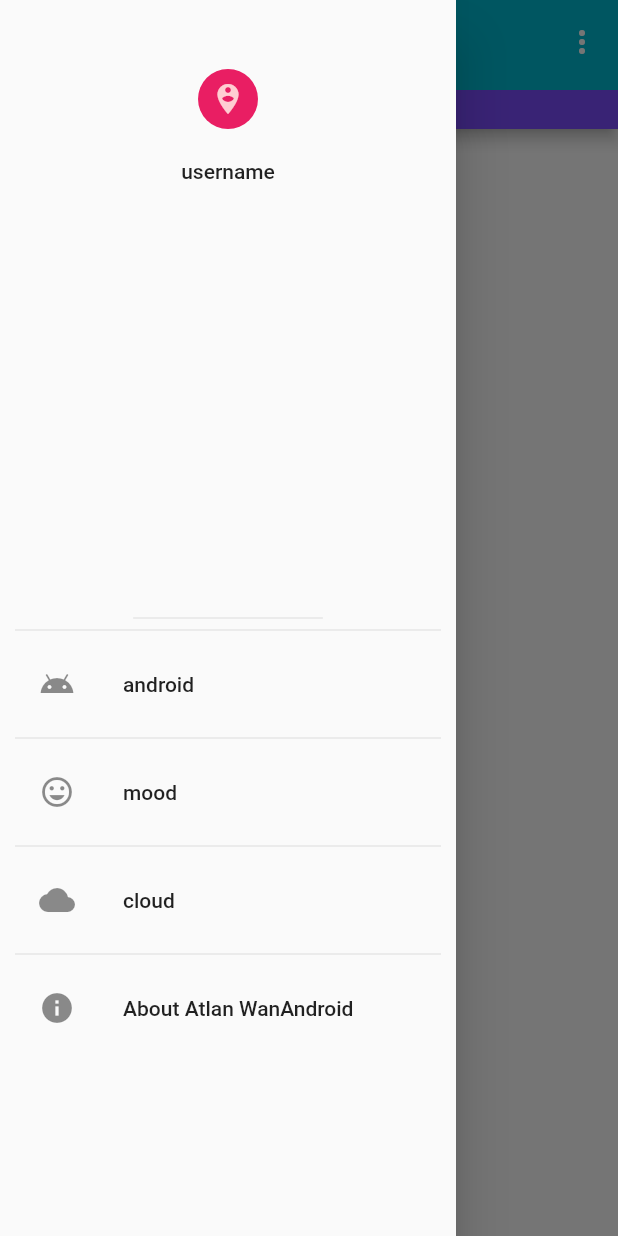
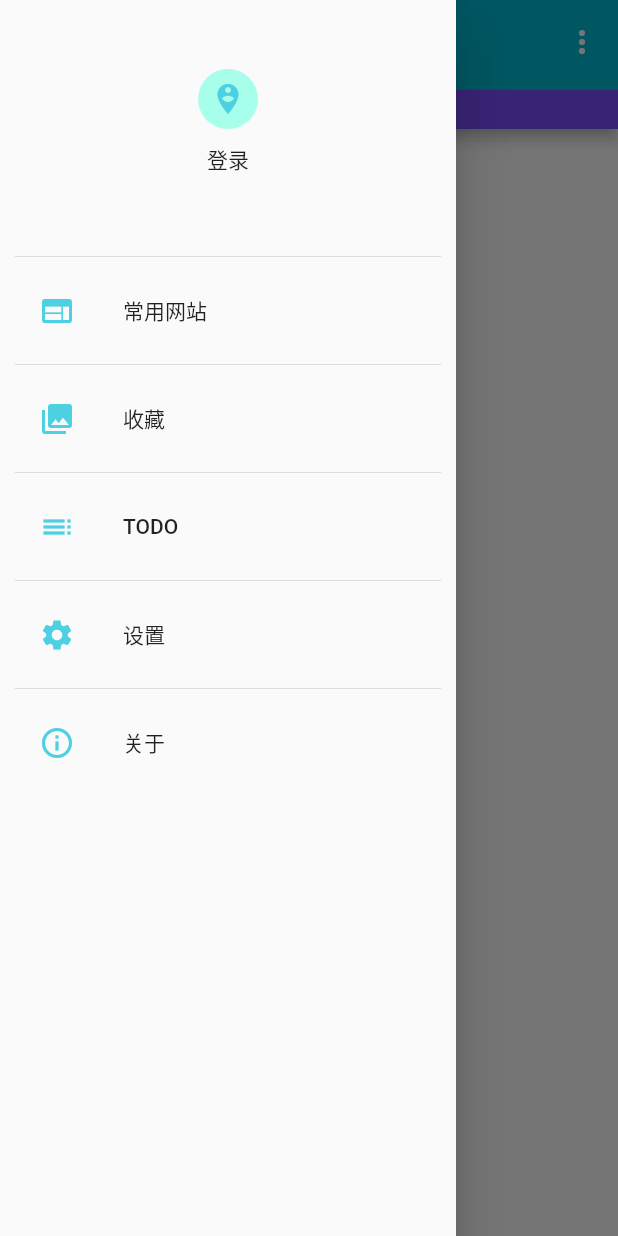
Before and after one commit to lx36301766/atlan_wan_android_flutter, a Flutter app: the HomePage screen opened by its route, with the side drawer open, on a phone screen of 412 x 824 dp. Run offline on Flutter 3.47's test engine with Material 2 defaults, Android fonts, the phone set to English and light mode, and no system bars; generated files the repository leaves out were written again.

Commit message:
change drawer UI

```diff
--- a/lib/constants.dart
+++ b/lib/constants.dart
@@ -1,10 +1,9 @@
 
 
-class Constants {
+import 'package:flutter/material.dart';
 
-  static final APP_NAME = "Atlan WanAndroid";
 
-  static final PAGE_ROUTE_SPLASH = '/splash';
-  static final PAGE_ROUTE_HOME = '/home';
 
-}
+const Color appIconColor = Color(0xFF4DD0E1);
+
+const String appName = "Atlan WanAndroid";
--- a/lib/page/home.dart
+++ b/lib/page/home.dart
@@ -1,5 +1,5 @@
 import 'package:atlan_wan_android_flutter/constants.dart';
-import 'package:atlan_wan_android_flutter/view/DrawerView.dart';
+import 'package:atlan_wan_android_flutter/view/drawer_view.dart';
 import 'package:flutter/material.dart';
 
 class HomePage extends StatefulWidget {
@@ -18,7 +18,7 @@ class _HomePageState extends State<HomePage> {
       ),
       appBar: AppBar(
         backgroundColor: Colors.cyan,
-        title: Text(Constants.APP_NAME),
+        title: Text(appName),
         centerTitle: true,
         bottom: PreferredSize(
             child: Container(
--- /dev/null
+++ b/lib/pages.dart
@@ -0,0 +1,8 @@
+
+
+class Pages {
+
+  static final ROUTE_SPLASH = '/splash';
+  static final ROUTE_HOME = '/home';
+
+}
--- a/lib/view/DrawerView.dart
+++ /dev/null
@@ -1,97 +0,0 @@
-import 'package:flutter/material.dart';
-
-class DrawerView extends StatefulWidget {
-  @override
-  _DrawerViewState createState() => _DrawerViewState();
-}
-
-class _DrawerViewState extends State<DrawerView> {
-  @override
-  Widget build(BuildContext context) {
-    Widget header4 = Expanded(
-      child: DrawerHeader(
-        margin: EdgeInsets.only(top: 10),
-        curve: Curves.decelerate,
-        duration: const Duration(milliseconds: 1000),
-        child: FlatButton(
-          onPressed: () {},
-          splashColor: Color(0x00FFFFFF),
-//        highlightColor: Color(0x00FFFFFF),
-          child: Column(
-            children: <Widget>[
-              Padding(
-                padding: EdgeInsets.only(top: 20),
-                child: CircleAvatar(
-                  child: Icon(Icons.person_pin_circle),
-                  backgroundColor: Colors.pink,
-                ),
-              ),
-              Padding(
-                padding: EdgeInsets.only(top: 20),
-                child: Text('username'),
-              ),
-            ],
-          ),
-        ),
-      ),
-    );
-
-    ListView list = ListView(
-
-      children: <Widget>[
-//        RadioListTile<String>(
-//          groupValue: "group",
-//          value: "value",
-//          title: Text("lx"),
-//          activeColor: Colors.tealAccent,
-//          onChanged: (String str) {},
-//        ),
-//        SwitchListTile(
-//          value: true,
-//          onChanged: (bool select){},
-//
-//        ),
-//        CheckboxListTile(
-//          value: true,
-//          onChanged: (bool checked){},
-//        ),
-        Divider(),
-        ListTile(
-          leading: Icon(Icons.android),
-          title: Text("android"),
-          onTap: () {},
-        ),
-        Divider(),
-        ListTile(
-          leading: Icon(Icons.mood),
-          title: Text("mood"),
-          onTap: () {},
-        ),
-        Divider(),
-        ListTile(
-          leading: Icon(Icons.cloud),
-          title: Text("cloud"),
-          onTap: () {},
-        ),
-        Divider(),
-        AboutListTile(
-          icon: Icon(Icons.info),
-//          child: ,
-        ),
-      ],
-    );
-
-    return Container(
-//      color: Colors.blue,
-      padding: EdgeInsets.fromLTRB(10, 0, 10, 0),
-      child: Column(
-        children: <Widget>[
-          header4,
-          Expanded(
-            child: list,
-          )
-        ],
-      ),
-    );
-  }
-}
--- /dev/null
+++ b/lib/view/drawer_view.dart
@@ -0,0 +1,106 @@
+
+import 'package:atlan_wan_android_flutter/constants.dart';
+import 'package:flutter/material.dart';
+
+class DrawerView extends StatefulWidget {
+  @override
+  _DrawerViewState createState() => _DrawerViewState();
+}
+
+class _DrawerViewState extends State<DrawerView> {
+  @override
+  Widget build(BuildContext context) {
+
+    Widget header = DrawerHeader(
+      margin: EdgeInsets.only(top: 10),
+      curve: Curves.bounceInOut,
+      duration: const Duration(milliseconds: 1000),
+      child: FlatButton(
+        onPressed: () {},
+//        splashColor: Color(0x00FFFF0F),
+//        highlightColor: Color(0x00FF0FFF),
+        child: Column(
+          children: <Widget>[
+            Padding(
+              padding: EdgeInsets.only(top:20),
+              child: CircleAvatar(
+                child: Icon(Icons.person_pin_circle,
+                  color: appIconColor,
+                ),
+                backgroundColor: Colors.tealAccent.shade100,
+              ),
+            ),
+            Padding(
+              padding: EdgeInsets.only(top: 10),
+              child: Text('登录'),
+            ),
+          ],
+        ),
+      ),
+    );
+
+    ListView list = ListView(
+      children: <Widget>[
+        header,
+//        Divider(),
+        Padding(
+          padding: EdgeInsets.only(top: 8),
+          child: ListTile(
+            leading: Icon(Icons.web,
+              color: appIconColor,
+            ),
+            title: Text("常用网站"),
+            onTap: () {},
+          ),
+        ),
+        Divider(),
+        ListTile(
+          leading: Icon(Icons.collections,
+              color: appIconColor,
+          ),
+          title: Text("收藏"),
+          onTap: () {},
+        ),
+        Divider(),
+        ListTile(
+          leading: Icon(Icons.toc,
+            color: appIconColor,
+          ),
+          title: Text("TODO"),
+          onTap: () {},
+        ),
+        Divider(),
+        ListTile(
+          leading: Icon(Icons.settings,
+            color: appIconColor,
+          ),
+          title: Text("设置"),
+          onTap: () {},
+        ),
+        Divider(),
+        AboutListTile(
+          icon: Icon(Icons.info_outline,
+            color: appIconColor,
+          ),
+          child: Text("关于"),
+        ),
+      ],
+    );
+
+    return Container(
+//      color: Colors.blue,
+      padding: EdgeInsets.fromLTRB(10, 0, 10, 0),
+      child: Column(
+        children: <Widget>[
+//          Expanded(
+//            child: header,
+//          ),
+          Expanded(
+            flex: 3,
+            child: list,
+          )
+        ],
+      ),
+    );
+  }
+}
```
Also changed, not shown: lib/main.dart (+7 -6 lines), lib/network/api_requester.dart (+8 -7 lines), lib/network/entity/HomeListResp.dart (deleted, +0 -83 lines), lib/page/splash.dart (+26 -25 lines), lib/network/entity/HomeListResp.g.dart (deleted).
